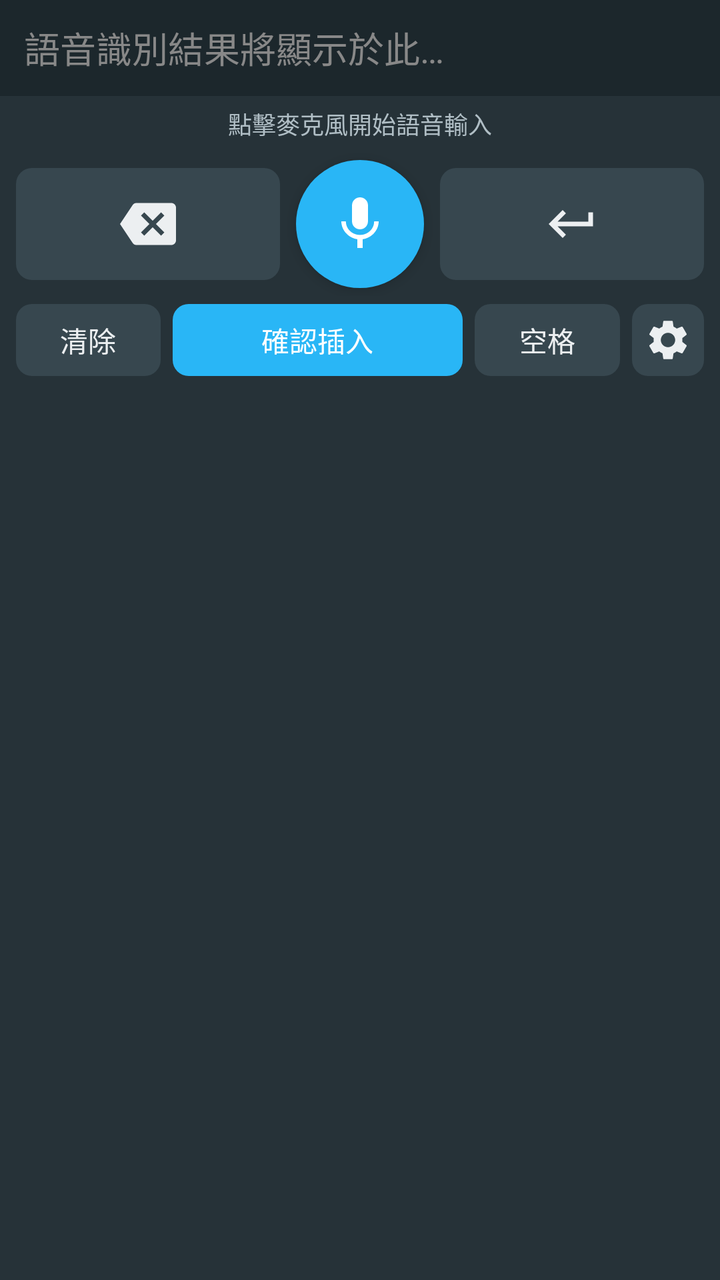
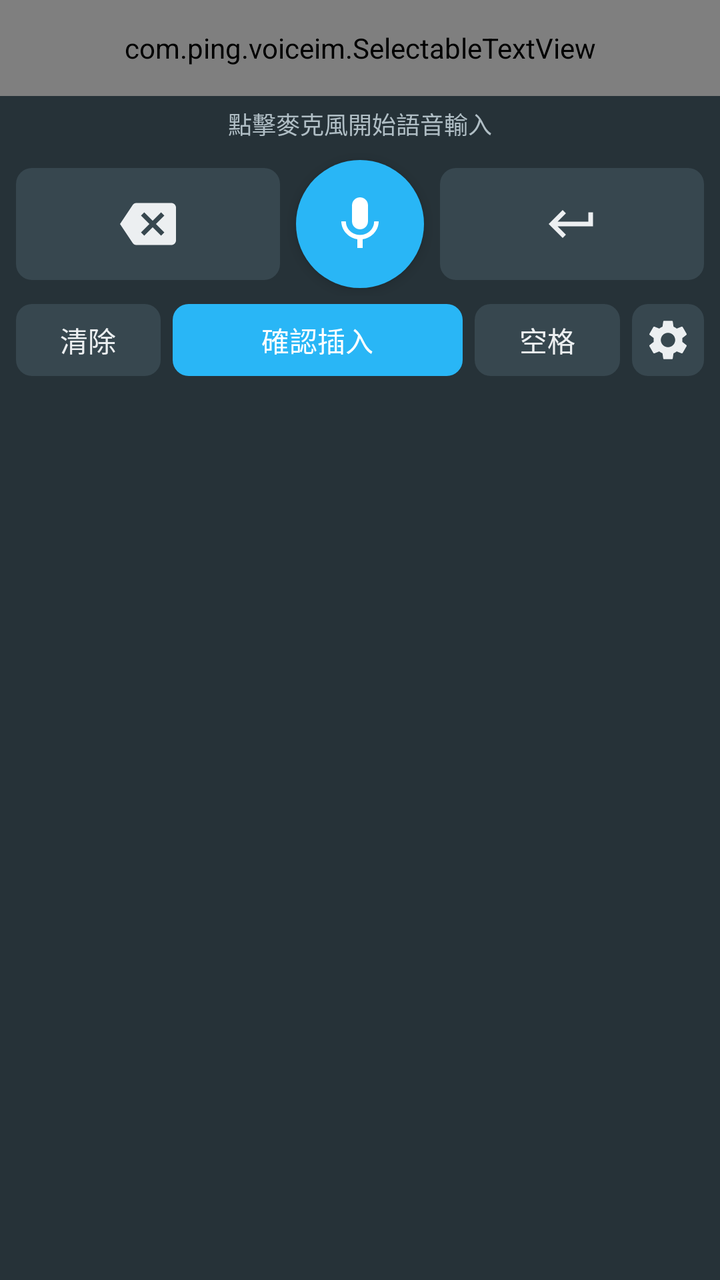

Compare the two renders of this Android layout. The source of the first and the diff that turns it into the second are given below.
<!-- AndroidManifest.xml: application theme Theme.VoiceAssistant -->
<!-- res/layout/ime_keyboard.xml -->
<?xml version="1.0" encoding="utf-8"?>
<LinearLayout xmlns:android="http://schemas.android.com/apk/res/android"
    android:layout_width="match_parent"
    android:layout_height="wrap_content"
    android:orientation="vertical"
    android:background="@color/ime_bg"
    android:paddingBottom="8dp">

    
    <HorizontalScrollView
        android:layout_width="match_parent"
        android:layout_height="48dp"
        android:background="@color/ime_preview_bg">
        <TextView
            android:id="@+id/tv_transcription"
            android:layout_width="wrap_content"
            android:layout_height="match_parent"
            android:gravity="center_vertical"
            android:paddingStart="12dp"
            android:paddingEnd="12dp"
            android:textSize="18sp"
            android:textColor="@color/ime_preview_text"
            android:hint="語音識別結果將顯示於此…"
            android:textColorHint="#888888"
            android:singleLine="true" />
    </HorizontalScrollView>

    
    <ProgressBar
        android:id="@+id/progress_bar"
        style="@android:style/Widget.ProgressBar.Horizontal"
        android:layout_width="match_parent"
        android:layout_height="4dp"
        android:max="100"
        android:visibility="gone"
        android:progressTint="@color/ime_accent" />

    
    <TextView
        android:id="@+id/tv_status"
        android:layout_width="match_parent"
        android:layout_height="28dp"
        android:gravity="center"
        android:textSize="12sp"
        android:textColor="@color/ime_status_text"
        android:text="點擊麥克風開始語音輸入" />

    
    <LinearLayout
        android:layout_width="match_parent"
        android:layout_height="72dp"
        android:orientation="horizontal"
        android:gravity="center_vertical"
        android:paddingStart="8dp"
        android:paddingEnd="8dp">

        <ImageButton
            android:id="@+id/btn_backspace"
            android:layout_width="0dp"
            android:layout_height="56dp"
            android:layout_weight="1"
            android:src="@drawable/ic_backspace"
            android:background="@drawable/key_bg"
            android:contentDescription="退格"
            android:scaleType="center" />

        <Space android:layout_width="8dp" android:layout_height="0dp" />

        <ImageButton
            android:id="@+id/btn_mic"
            android:layout_width="64dp"
            android:layout_height="64dp"
            android:src="@drawable/ic_mic"
            android:background="@drawable/mic_bg"
            android:contentDescription="語音輸入"
            android:scaleType="centerInside"
            android:padding="14dp"
            android:elevation="4dp" />

        <Space android:layout_width="8dp" android:layout_height="0dp" />

        <ImageButton
            android:id="@+id/btn_enter"
            android:layout_width="0dp"
            android:layout_height="56dp"
            android:layout_weight="1"
            android:src="@drawable/ic_enter"
            android:background="@drawable/key_bg"
            android:contentDescription="確認/換行"
            android:scaleType="center" />
    </LinearLayout>

    
    <LinearLayout
        android:layout_width="match_parent"
        android:layout_height="44dp"
        android:orientation="horizontal"
        android:paddingStart="8dp"
        android:paddingEnd="8dp"
        android:gravity="center_vertical">

        <TextView
            android:id="@+id/btn_clear"
            android:layout_width="0dp"
            android:layout_height="36dp"
            android:layout_weight="1"
            android:gravity="center"
            android:text="清除"
            android:textSize="14sp"
            android:textColor="@color/ime_key_text"
            android:background="@drawable/key_bg" />

        <Space android:layout_width="6dp" android:layout_height="0dp" />

        <TextView
            android:id="@+id/btn_commit"
            android:layout_width="0dp"
            android:layout_height="36dp"
            android:layout_weight="2"
            android:gravity="center"
            android:text="確認插入"
            android:textSize="14sp"
            android:textColor="@color/ime_accent_text"
            android:background="@drawable/commit_bg" />

        <Space android:layout_width="6dp" android:layout_height="0dp" />

        <TextView
            android:id="@+id/btn_space"
            android:layout_width="0dp"
            android:layout_height="36dp"
            android:layout_weight="1"
            android:gravity="center"
            android:text="空格"
            android:textSize="14sp"
            android:textColor="@color/ime_key_text"
            android:background="@drawable/key_bg" />

        <Space android:layout_width="6dp" android:layout_height="0dp" />

        <ImageButton
            android:id="@+id/btn_settings"
            android:layout_width="36dp"
            android:layout_height="36dp"
            android:src="@drawable/ic_settings"
            android:background="@drawable/key_bg"
            android:contentDescription="詞彙設定"
            android:scaleType="centerInside"
            android:padding="6dp" />
    </LinearLayout>

</LinearLayout>
<!-- resources referenced by this layout -->
<resources>
  <color name="ime_accent">#29B6F6</color>
  <color name="ime_accent_text">#FFFFFF</color>
  <color name="ime_bg">#263238</color>
  <color name="ime_key_text">#ECEFF1</color>
  <color name="ime_preview_bg">#1C272C</color>
  <color name="ime_preview_text">#FFFFFF</color>
  <color name="ime_status_text">#B0BEC5</color>
  <!-- drawable commit_bg (drawable) -->
  <?xml version="1.0" encoding="utf-8"?>
  <shape xmlns:android="http://schemas.android.com/apk/res/android"
      android:shape="rectangle">
      <solid android:color="@color/ime_accent" />
      <corners android:radius="8dp" />
  </shape>
  <!-- drawable ic_backspace (drawable) -->
  <?xml version="1.0" encoding="utf-8"?>
  <vector xmlns:android="http://schemas.android.com/apk/res/android"
      android:width="28dp"
      android:height="28dp"
      android:viewportWidth="24"
      android:viewportHeight="24">
      <path
          android:fillColor="@color/ime_key_icon"
          android:pathData="M22,3H7c-0.69,0 -1.23,0.35 -1.59,0.88L0,12l5.41,8.11C5.77,20.64 6.31,21 7,21h15c1.1,0 2,-0.9 2,-2V5c0,-1.1 -0.9,-2 -2,-2zM19,15.59L17.59,17 14,13.41 10.41,17 9,15.59 12.59,12 9,8.41 10.41,7 14,10.59 17.59,7 19,8.41 15.41,12 19,15.59z"/>
  </vector>
  <!-- drawable ic_enter (drawable) -->
  <?xml version="1.0" encoding="utf-8"?>
  <vector xmlns:android="http://schemas.android.com/apk/res/android"
      android:width="28dp"
      android:height="28dp"
      android:viewportWidth="24"
      android:viewportHeight="24">
      <path
          android:fillColor="@color/ime_key_icon"
          android:pathData="M19,7v4H5.83l3.58,-3.59L8,6l-6,6 6,6 1.41,-1.41L5.83,13H21V7z"/>
  </vector>
  <!-- drawable ic_mic (drawable) -->
  <?xml version="1.0" encoding="utf-8"?>
  <vector xmlns:android="http://schemas.android.com/apk/res/android"
      android:width="32dp"
      android:height="32dp"
      android:viewportWidth="24"
      android:viewportHeight="24">
      <path
          android:fillColor="#FFFFFF"
          android:pathData="M12,14c1.66,0 2.99,-1.34 2.99,-3L15,5c0,-1.66 -1.34,-3 -3,-3S9,3.34 9,5v6c0,1.66 1.34,3 3,3z"/>
      <path
          android:fillColor="#FFFFFF"
          android:pathData="M17.3,11c0,3 -2.54,5.1 -5.3,5.1S6.7,14 6.7,11H5c0,3.41 2.72,6.23 6,6.72V21h2v-3.28c3.28,-0.48 6,-3.3 6,-6.72h-1.7z"/>
  </vector>
  <!-- drawable key_bg (drawable) -->
  <?xml version="1.0" encoding="utf-8"?>
  <shape xmlns:android="http://schemas.android.com/apk/res/android"
      android:shape="rectangle">
      <solid android:color="@color/ime_key_bg" />
      <corners android:radius="8dp" />
  </shape>
  <!-- drawable mic_bg (drawable) -->
  <?xml version="1.0" encoding="utf-8"?>
  <shape xmlns:android="http://schemas.android.com/apk/res/android"
      android:shape="oval">
      <solid android:color="@color/ime_accent" />
  </shape>
  <style name="Theme.VoiceAssistant" parent="Theme.MaterialComponents.DayNight.NoActionBar">
          <item name="colorPrimary">@color/ime_accent</item>
          <item name="colorPrimaryDark">#0288D1</item>
          <item name="colorAccent">@color/ime_accent</item>
      </style>
  <color name="ime_key_icon">#ECEFF1</color>
  <color name="ime_key_bg">#37474F</color>
  <!-- unchanged entries left out for length: 1 -->
</resources>

<!-- the commit's change to res/layout/ime_keyboard.xml (unified diff, before → after) -->
@@ -10,8 +10,9 @@
     <HorizontalScrollView
         android:layout_width="match_parent"
         android:layout_height="48dp"
-        android:background="@color/ime_preview_bg">
-        <TextView
+        android:background="@color/ime_preview_bg"
+        android:fillViewport="true">
+        <com.ping.voiceim.SelectableTextView
             android:id="@+id/tv_transcription"
             android:layout_width="wrap_content"
             android:layout_height="match_parent"
@@ -20,7 +21,7 @@
             android:paddingEnd="12dp"
             android:textSize="18sp"
             android:textColor="@color/ime_preview_text"
-            android:hint="語音識別結果將顯示於此…"
+            android:hint="長按選取詞彙可套用自定義替換"
             android:textColorHint="#888888"
             android:singleLine="true" />
     </HorizontalScrollView>
@@ -47,106 +48,184 @@
 
     
     <LinearLayout
-        android:layout_width="match_parent"
-        android:layout_height="72dp"
-        android:orientation="horizontal"
-        android:gravity="center_vertical"
-        android:paddingStart="8dp"
-        android:paddingEnd="8dp">
-
-        <ImageButton
-            android:id="@+id/btn_backspace"
-            android:layout_width="0dp"
-            android:layout_height="56dp"
-            android:layout_weight="1"
-            android:src="@drawable/ic_backspace"
-            android:background="@drawable/key_bg"
-            android:contentDescription="退格"
-            android:scaleType="center" />
-
-        <Space android:layout_width="8dp" android:layout_height="0dp" />
-
-        <ImageButton
-            android:id="@+id/btn_mic"
-            android:layout_width="64dp"
-            android:layout_height="64dp"
-            android:src="@drawable/ic_mic"
-            android:background="@drawable/mic_bg"
-            android:contentDescription="語音輸入"
-            android:scaleType="centerInside"
-            android:padding="14dp"
-            android:elevation="4dp" />
-
-        <Space android:layout_width="8dp" android:layout_height="0dp" />
-
-        <ImageButton
-            android:id="@+id/btn_enter"
-            android:layout_width="0dp"
-            android:layout_height="56dp"
-            android:layout_weight="1"
-            android:src="@drawable/ic_enter"
-            android:background="@drawable/key_bg"
-            android:contentDescription="確認/換行"
-            android:scaleType="center" />
+        android:id="@+id/layout_normal_controls"
+        android:layout_width="match_parent"
+        android:layout_height="wrap_content"
+        android:orientation="vertical">
+
+        
+        <LinearLayout
+            android:layout_width="match_parent"
+            android:layout_height="72dp"
+            android:orientation="horizontal"
+            android:gravity="center_vertical"
+            android:paddingStart="8dp"
+            android:paddingEnd="8dp">
+
+            <ImageButton
+                android:id="@+id/btn_backspace"
+                android:layout_width="0dp"
+                android:layout_height="56dp"
+                android:layout_weight="1"
+                android:src="@drawable/ic_backspace"
+                android:background="@drawable/key_bg"
+                android:contentDescription="退格"
+                android:scaleType="center" />
+
+            <Space android:layout_width="8dp" android:layout_height="0dp" />
+
+            <ImageButton
+                android:id="@+id/btn_mic"
+                android:layout_width="64dp"
+                android:layout_height="64dp"
+                android:src="@drawable/ic_mic"
+                android:background="@drawable/mic_bg"
+                android:contentDescription="語音輸入"
+                android:scaleType="centerInside"
+                android:padding="14dp"
+                android:elevation="4dp" />
+
+            <Space android:layout_width="8dp" android:layout_height="0dp" />
+
+            <ImageButton
+                android:id="@+id/btn_enter"
+                android:layout_width="0dp"
+                android:layout_height="56dp"
+                android:layout_weight="1"
+                android:src="@drawable/ic_enter"
+                android:background="@drawable/key_bg"
+                android:contentDescription="確認/換行"
+                android:scaleType="center" />
+        </LinearLayout>
+
+        
+        <LinearLayout
+            android:layout_width="match_parent"
+            android:layout_height="44dp"
+            android:orientation="horizontal"
+            android:paddingStart="8dp"
+            android:paddingEnd="8dp"
+            android:gravity="center_vertical">
+
+            <TextView
+                android:id="@+id/btn_clear"
+                android:layout_width="0dp"
+                android:layout_height="36dp"
+                android:layout_weight="1"
+                android:gravity="center"
+                android:text="清除"
+                android:textSize="14sp"
+                android:textColor="@color/ime_key_text"
+                android:background="@drawable/key_bg" />
+
+            <Space android:layout_width="6dp" android:layout_height="0dp" />
+
+            <TextView
+                android:id="@+id/btn_commit"
+                android:layout_width="0dp"
+                android:layout_height="36dp"
+                android:layout_weight="2"
+                android:gravity="center"
+                android:text="確認插入"
+                android:textSize="14sp"
+                android:textColor="@color/ime_accent_text"
+                android:background="@drawable/commit_bg" />
+
+            <Space android:layout_width="6dp" android:layout_height="0dp" />
+
+            <TextView
+                android:id="@+id/btn_space"
+                android:layout_width="0dp"
+                android:layout_height="36dp"
+                android:layout_weight="1"
+                android:gravity="center"
+                android:text="空格"
+                android:textSize="14sp"
+                android:textColor="@color/ime_key_text"
+                android:background="@drawable/key_bg" />
+
+            <Space android:layout_width="6dp" android:layout_height="0dp" />
+
+            <ImageButton
+                android:id="@+id/btn_settings"
+                android:layout_width="36dp"
+                android:layout_height="36dp"
+                android:src="@drawable/ic_settings"
+                android:background="@drawable/key_bg"
+                android:contentDescription="詞彙設定"
+                android:scaleType="centerInside"
+                android:padding="6dp" />
+        </LinearLayout>
     </LinearLayout>
 
     
     <LinearLayout
-        android:layout_width="match_parent"
-        android:layout_height="44dp"
-        android:orientation="horizontal"
-        android:paddingStart="8dp"
-        android:paddingEnd="8dp"
-        android:gravity="center_vertical">
-
+        android:id="@+id/layout_candidates"
+        android:layout_width="match_parent"
+        android:layout_height="wrap_content"
+        android:orientation="vertical"
+        android:visibility="gone"
+        android:background="@color/ime_bg">
+
+        
         <TextView
-            android:id="@+id/btn_clear"
-            android:layout_width="0dp"
-            android:layout_height="36dp"
-            android:layout_weight="1"
-            android:gravity="center"
-            android:text="清除"
-            android:textSize="14sp"
-            android:textColor="@color/ime_key_text"
-            android:background="@drawable/key_bg" />
-
-        <Space android:layout_width="6dp" android:layout_height="0dp" />
-
-        <TextView
-            android:id="@+id/btn_commit"
-            android:layout_width="0dp"
-            android:layout_height="36dp"
-            android:layout_weight="2"
-            android:gravity="center"
-            android:text="確認插入"
-            android:textSize="14sp"
-            android:textColor="@color/ime_accent_text"
-            android:background="@drawable/commit_bg" />
-
-        <Space android:layout_width="6dp" android:layout_height="0dp" />
-
-        <TextView
-            android:id="@+id/btn_space"
-            android:layout_width="0dp"
-            android:layout_height="36dp"
-            android:layout_weight="1"
-            android:gravity="center"
-            android:text="空格"
-            android:textSize="14sp"
-            android:textColor="@color/ime_key_text"
-            android:background="@drawable/key_bg" />
-
-        <Space android:layout_width="6dp" android:layout_height="0dp" />
-
-        <ImageButton
-            android:id="@+id/btn_settings"
-            android:layout_width="36dp"
-            android:layout_height="36dp"
-            android:src="@drawable/ic_settings"
-            android:background="@drawable/key_bg"
-            android:contentDescription="詞彙設定"
-            android:scaleType="centerInside"
-            android:padding="6dp" />
+            android:id="@+id/tv_selected_range"
+            android:layout_width="match_parent"
+            android:layout_height="32dp"
+            android:gravity="center_vertical"
+            android:paddingStart="12dp"
+            android:paddingEnd="12dp"
+            android:textSize="12sp"
+            android:textColor="@color/ime_status_text"
+            android:singleLine="true" />
+
+        
+        <HorizontalScrollView
+            android:layout_width="match_parent"
+            android:layout_height="48dp"
+            android:paddingStart="8dp"
+            android:paddingEnd="8dp">
+            <LinearLayout
+                android:id="@+id/ll_candidates"
+                android:layout_width="wrap_content"
+                android:layout_height="match_parent"
+                android:orientation="horizontal"
+                android:gravity="center_vertical" />
+        </HorizontalScrollView>
+
+        
+        <LinearLayout
+            android:layout_width="match_parent"
+            android:layout_height="44dp"
+            android:orientation="horizontal"
+            android:paddingStart="8dp"
+            android:paddingEnd="8dp"
+            android:gravity="center_vertical">
+
+            <TextView
+                android:id="@+id/btn_add_dict"
+                android:layout_width="0dp"
+                android:layout_height="36dp"
+                android:layout_weight="1"
+                android:gravity="center"
+                android:text="新增替換詞"
+                android:textSize="13sp"
+                android:textColor="@color/ime_key_text"
+                android:background="@drawable/key_bg" />
+
+            <Space android:layout_width="6dp" android:layout_height="0dp" />
+
+            <TextView
+                android:id="@+id/btn_cancel_selection"
+                android:layout_width="0dp"
+                android:layout_height="36dp"
+                android:layout_weight="1"
+                android:gravity="center"
+                android:text="取消選取"
+                android:textSize="13sp"
+                android:textColor="@color/ime_key_text"
+                android:background="@drawable/key_bg" />
+        </LinearLayout>
     </LinearLayout>
 
 </LinearLayout>
